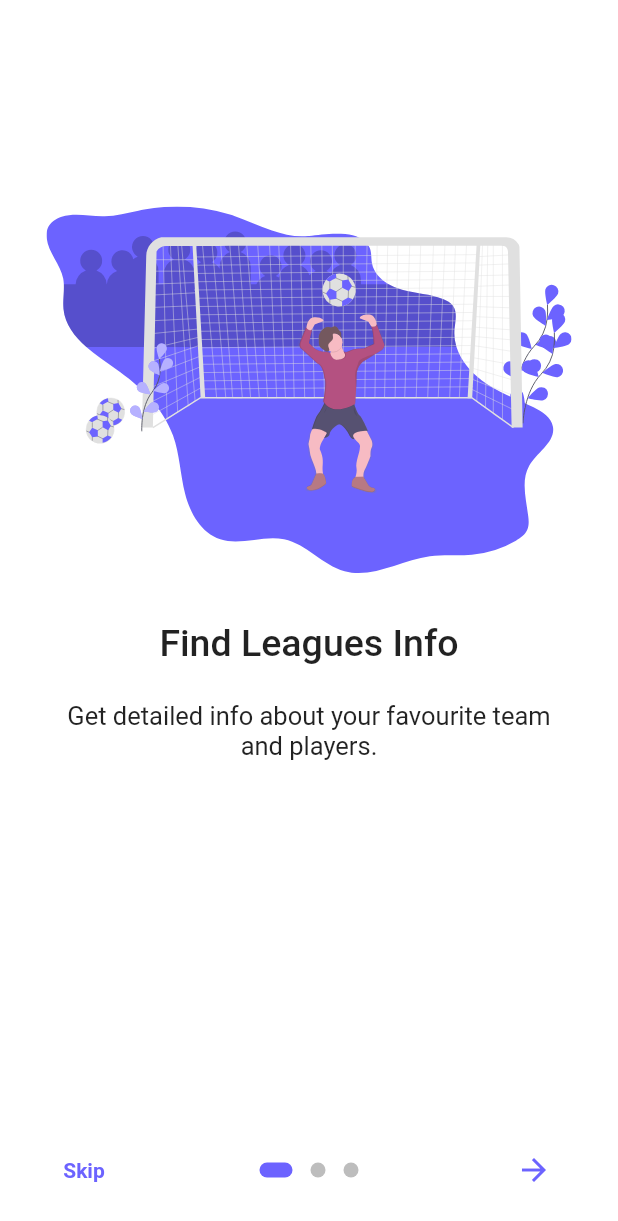
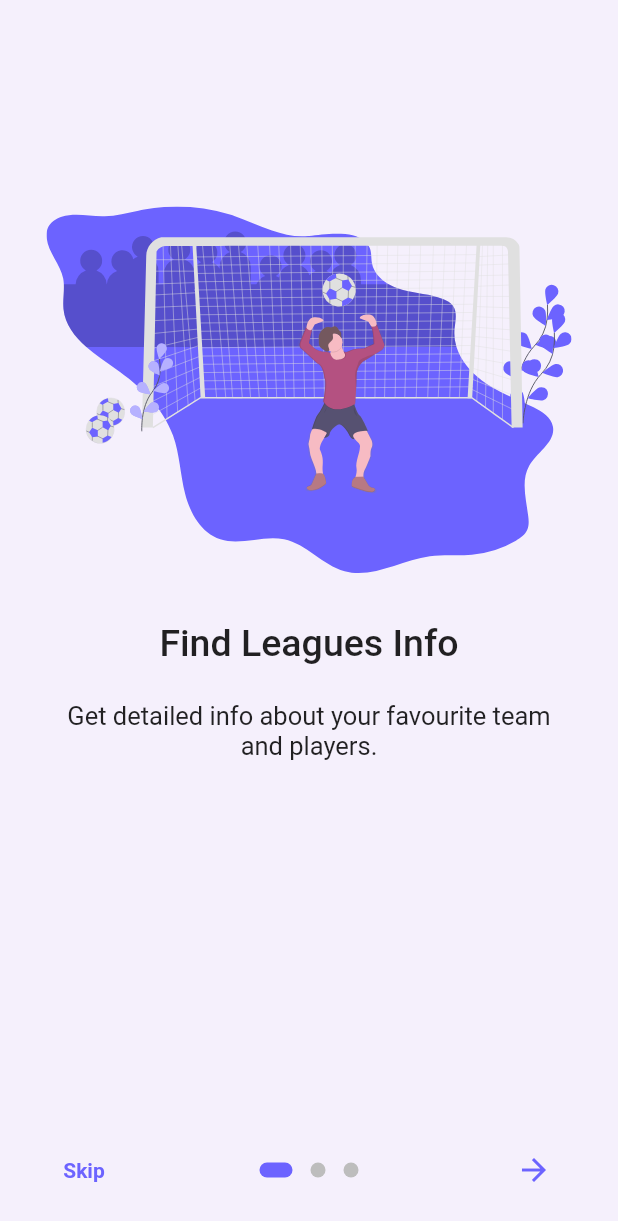
Before and after one commit to shalabycr7/sports_zone_app, a Flutter app: the screen it shows after launch, on a phone screen of 412 x 824 dp. Shown: the top 1221 px of the screen. Run offline on Flutter 3.47's test engine with Material 2 defaults, Android fonts, the phone set to English and light mode, and no system bars; drawn by our look-alikes of introduction_screen; our stand-ins replace animated_splash_screen, flutter_svg, google_fonts, shared_preferences.

Commit message:
updated background color

```diff
--- a/lib/screens/onboarding_screen.dart
+++ b/lib/screens/onboarding_screen.dart
@@ -32,7 +32,7 @@ class OnBoardingPageState extends State<OnBoardingScreen> {
       titleTextStyle: TextStyle(fontSize: 25.0, fontWeight: FontWeight.w500),
       bodyTextStyle: bodyStyle,
       bodyPadding: EdgeInsets.fromLTRB(16.0, 0.0, 16.0, 16.0),
-      pageColor: Colors.white,
+      pageColor: Color.fromARGB(255, 245, 240, 252),
       imagePadding: EdgeInsets.zero,
     );
 
@@ -40,7 +40,7 @@ class OnBoardingPageState extends State<OnBoardingScreen> {
       body: SafeArea(
         child: IntroductionScreen(
           key: introKey,
-          globalBackgroundColor: Colors.white,
+          globalBackgroundColor: const Color.fromARGB(255, 245, 240, 252),
           allowImplicitScrolling: true,
           autoScrollDuration: 3000,
           infiniteAutoScroll: true,
```
